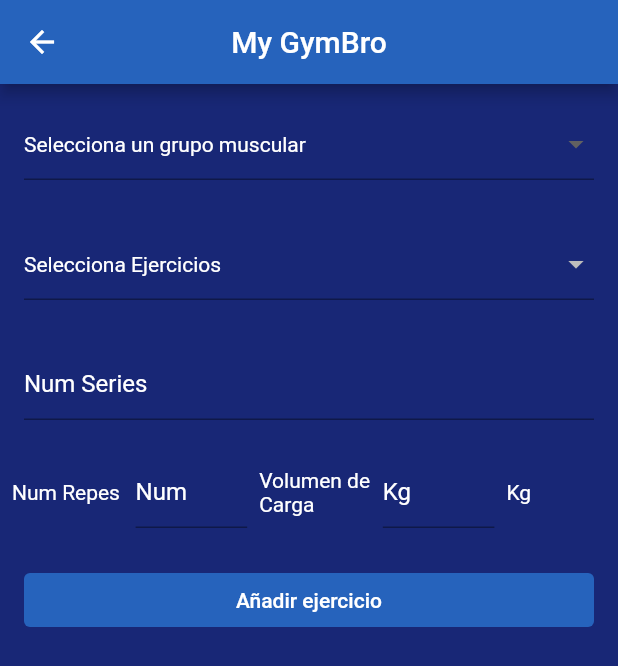
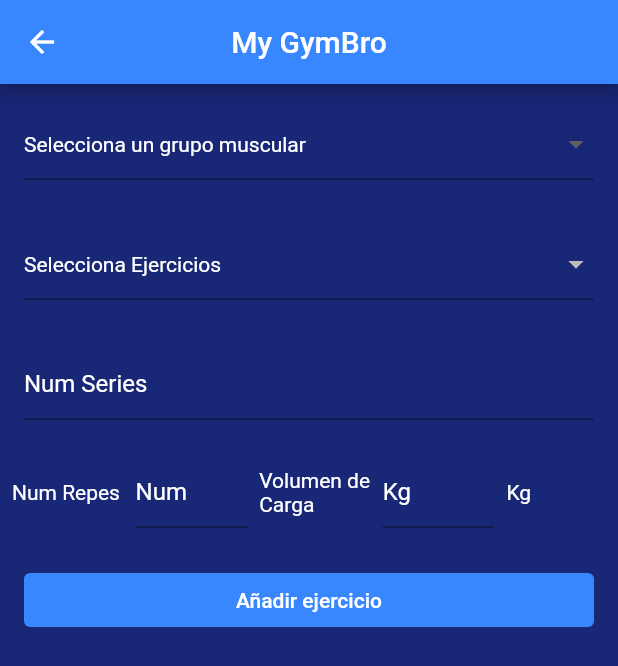
Before and after one commit to Jiaz02/MyGymBro, a Flutter app: the AddEntrenosScreen screen opened directly with empty values, on a phone screen of 412 x 824 dp. Shown: the top 666 px of the screen. Run offline on Flutter 3.47's test engine with Material 2 defaults, Android fonts, the phone set to English and light mode, and no system bars; our stand-ins replace card_swiper, curved_navigation_bar, firebase_auth, firebase_core, flutter_secure_storage, get; missing offline and left inert: splash_screen_view; accounts and stored records are empty; network calls fail.

Commit message:
arregla bugs

```diff
--- a/lib/screens/add_entrenos_screen.dart
+++ b/lib/screens/add_entrenos_screen.dart
@@ -82,7 +82,7 @@ class _AddEntrenosScreenState extends State<AddEntrenosScreen> {
             Padding(
               padding: const EdgeInsets.all(16.0),
               child: DropdownButtonFormField(
-                  style: TextStyle(color: Colors.white),
+                  style: const TextStyle(color: Colors.white),
                   dropdownColor: AppTheme.primaryBlue,
                   value: grupoMuscular,
                   items: dropdownMusculosItems,
@@ -95,11 +95,11 @@ class _AddEntrenosScreenState extends State<AddEntrenosScreen> {
             Padding(
               padding: const EdgeInsets.all(16.0),
               child: DropdownButtonFormField(
-                  hint: Text(
+                  hint: const Text(
                     'Selecciona Ejercicios',
                     style: TextStyle(color: Colors.white),
                   ),
-                  style: TextStyle(color: Colors.white),
+                  style: const TextStyle(color: Colors.white),
                   dropdownColor: AppTheme.primaryBlue,
                   items: dropdownEjerciciosItems,
                   onChanged: (EjercicioElement? newValue) {
@@ -115,7 +115,7 @@ class _AddEntrenosScreenState extends State<AddEntrenosScreen> {
             Padding(
               padding: const EdgeInsets.all(16.0),
               child: TextField(
-                style: TextStyle(color: Colors.white),
+                style: const TextStyle(color: Colors.white),
                 onChanged: (value) {
                   if (value.isEmpty) {
                     numseries = 0;
@@ -123,6 +123,8 @@ class _AddEntrenosScreenState extends State<AddEntrenosScreen> {
                   } else {
                     numseries = int.parse(value);
                     if (numseries > 15) {
+                      numseries = 15;
+                      setState(() {});
                     } else {
                       setState(() {});
                     }
@@ -135,6 +137,7 @@ class _AddEntrenosScreenState extends State<AddEntrenosScreen> {
                     hintStyle: TextStyle(color: Colors.white)),
               ),
             ),
+            //listview para mostrar
             ListView.builder(
               itemCount: numseries,
               shrinkWrap: true,
@@ -158,8 +161,7 @@ class _AddEntrenosScreenState extends State<AddEntrenosScreen> {
                   widget.rutinaService.saveOrCreateRutina(widget.rutina);
                   Navigator.pop(context);
                 },
-                child: Text('Añadir ejercicio'),
-                // ignore: prefer_const_constructors
+                child: const Text('Añadir ejercicio'),
                 style: TextButton.styleFrom(
                     backgroundColor: AppTheme.primaryBlue,
                     primary: Colors.white,
--- a/lib/screens/entrenos_screen.dart
+++ b/lib/screens/entrenos_screen.dart
@@ -31,7 +31,7 @@ class _EntrenosScreenState extends State<EntrenosScreen> {
       body: FutureBuilder(
           builder: (BuildContext context, AsyncSnapshot<String> snapshot) {
         if (controller.rutinasList.isEmpty) {
-          return Center(
+          return const Center(
               child: Text('Crea una rutina con el boton de abajo',
                   style: TextStyle(color: Colors.white, fontSize: 20)));
         }
@@ -122,7 +122,7 @@ class _EntrenosScreenState extends State<EntrenosScreen> {
                         onPressed: () {
                           //Provider.of(context, listen: false);
                           rutina =
-                              Rutina(nombreRutina, observacionesRutina, [],'');
+                              Rutina(nombreRutina, observacionesRutina, [], '');
                           nombreRutina = 'Rutina';
                           observacionesRutina = '';
                           controller.addRutinaList(rutina);
--- a/lib/theme/app_theme.dart
+++ b/lib/theme/app_theme.dart
@@ -2,7 +2,7 @@ import 'package:flutter/material.dart';
 
 class AppTheme {
   static const Color primaryOrange = Color.fromARGB(255, 240, 127, 19);
-  static const Color primaryBlue = Color.fromARGB(255, 38, 99, 188);
+  static const Color primaryBlue = Color.fromARGB(255, 56, 135, 255);
 
   static const Color primaryDarkOrange = Color.fromARGB(255, 165, 88, 19);
   static const Color primaryDarkBlue = Color.fromARGB(255, 24, 39, 118);
--- a/lib/widgets/row_repe_kg.dart
+++ b/lib/widgets/row_repe_kg.dart
@@ -16,10 +16,10 @@ class RowRepeKg extends StatelessWidget {
   Widget build(BuildContext context) {
     var reps;
     var kg;
-//creamos un containes para introducir las tarjetas de opciones
-//TODO: hacer que al editar un row se vealos pesos levantado y no salgan las repes vacias xd
+//creamos un row que muestra y guarda los datos
     return Row(
       children: [
+        //con un expanded hacemos que quepan todos en el row sin petar
         const Expanded(
             child: Padding(
                 padding: EdgeInsets.only(left: 8.0, top: 8.0, bottom: 8.0),
@@ -31,7 +31,7 @@ class RowRepeKg extends StatelessWidget {
           child: TextField(
             //textInputAction: _showTextFields(),
             keyboardType: TextInputType.number,
-            style: TextStyle(color: Colors.white),
+            style: const TextStyle(color: Colors.white),
             onChanged: (value) {
               reps = int.parse(value);
             },
@@ -48,9 +48,9 @@ class RowRepeKg extends StatelessWidget {
                     style: TextStyle(color: Colors.white)))),
         Expanded(
             child: Padding(
-          padding: EdgeInsets.only(left: 8.0, top: 8.0, bottom: 8.0),
+          padding: const EdgeInsets.only(left: 8.0, top: 8.0, bottom: 8.0),
           child: TextField(
-            style: TextStyle(color: Colors.white),
+            style: const TextStyle(color: Colors.white),
             keyboardType: TextInputType.number,
             onChanged: (value) {
               kg = int.parse(value);
```
Also changed, not shown: assets/ejercicios.json (+4 -4 lines), lib/screens/detalles_rutina.dart (+15 -4 lines), lib/screens/editar_ejercicio_rutina.dart (+27 -16 lines), lib/widgets/edit_row_repe_kg.dart (+12 -11 lines), lib/widgets/entreno_card.dart (+25 -5 lines), .añadir.txt, assets/extension.gif (added), assets/flexion.gif (added), assets/pullover.gif (added), fonidot.jpg (deleted), wolvrine.jpg (deleted), 2 other files.
